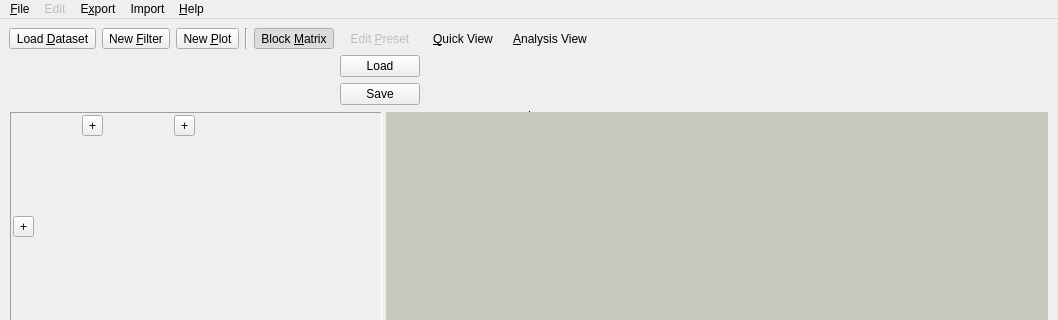
Above: shapeout2/gui/main.ui from ZELLMECHANIK-DRESDEN/ShapeOut2 before the change; both pictures show x 0 to 1058 and y 0 to 320 of the 1058 by 670 pixel window. Below: the same form after it.
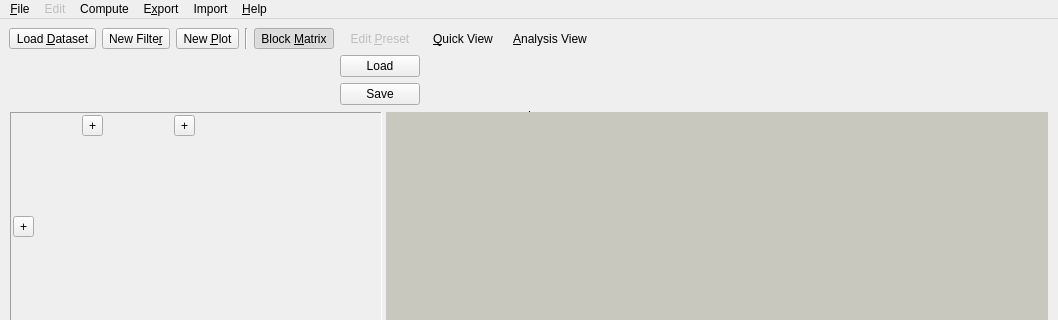
That is the form after the change. Custom widgets are drawn as their Qt base class.

Commit message: fix: allow to remove all datasets or filters, docs update

The edit to the form file:
```diff
--- a/shapeout2/gui/main.ui
+++ b/shapeout2/gui/main.ui
@@ -146,7 +146,7 @@
       <item row="0" column="1">
        <widget class="QToolButton" name="toolButton_new_filter">
         <property name="text">
-         <string>New &amp;Filter</string>
+         <string>New Filte&amp;r</string>
         </property>
        </widget>
       </item>
@@ -449,8 +449,15 @@
     </property>
     <addaction name="actionImportFilter"/>
    </widget>
+   <widget class="QMenu" name="menuCompute">
+    <property name="title">
+     <string>Compute</string>
+    </property>
+    <addaction name="actionComputeStatistics"/>
+   </widget>
    <addaction name="menu_File"/>
    <addaction name="menuEdit"/>
+   <addaction name="menuCompute"/>
    <addaction name="menuExport"/>
    <addaction name="menuImport"/>
    <addaction name="menu_Help"/>
```
Left out of the diff: 10 changed lines with no effect on the pictures. The commit also changes 5 other files.
